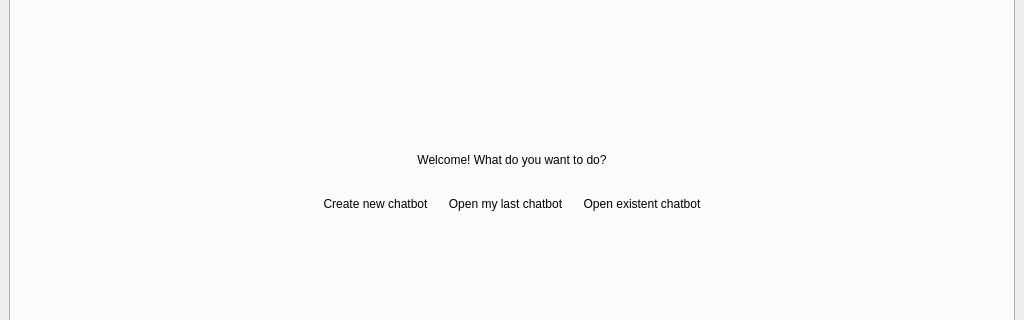
Before: the Qt Designer form src/chatbot/front-end/mainwindow.ui in lvklabs/chatbot, drawn with Qt 5; both pictures show x 0 to 1024 and y 118 to 438 of the 1024 by 600 pixel window.
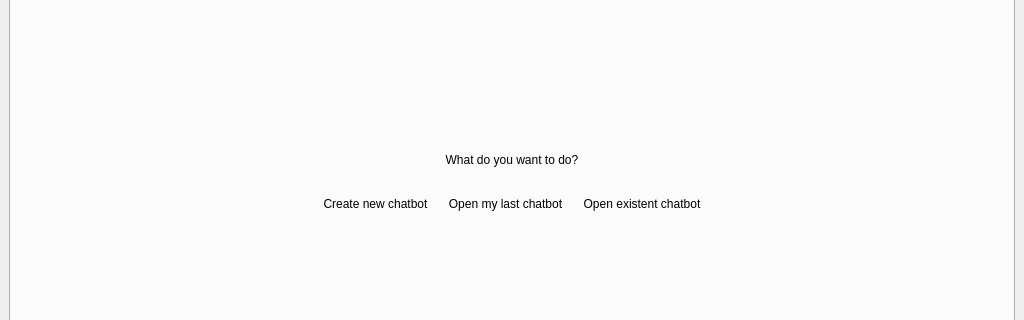
After: the same form once the commit is applied. The open tabs and pages were chosen to show the change. Icons and pictures are not drawn. Custom widgets are drawn as their Qt base class.

Commit message: Added WelcomeWidget. Showing WelcomeWidget at startup which bootstraps MainWindow

What changed in the file:
```diff
--- a/src/chatbot/front-end/mainwindow.ui
+++ b/src/chatbot/front-end/mainwindow.ui
@@ -50,7 +50,7 @@
                <item row="1" column="0" colspan="5">
                 <widget class="QLabel" name="welcomeLabel">
                  <property name="text">
-                  <string>Welcome! What do you want to do?</string>
+                  <string>What do you want to do?</string>
                  </property>
                  <property name="alignment">
                   <set>Qt::AlignCenter</set>
```
Left out of the diff: 2 changed lines with no effect on the pictures. The commit also changes 12 other files.
